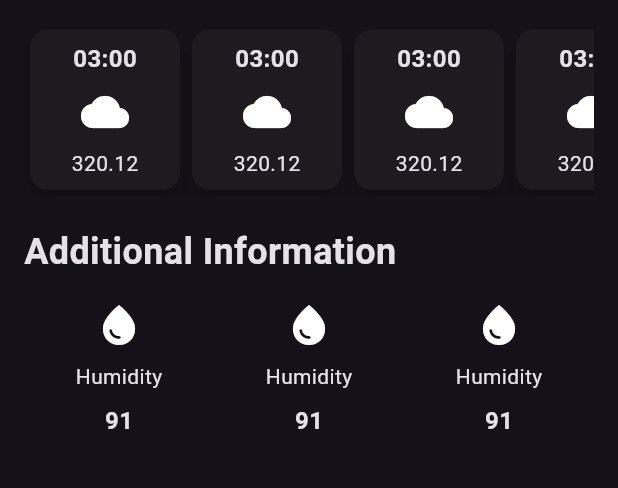
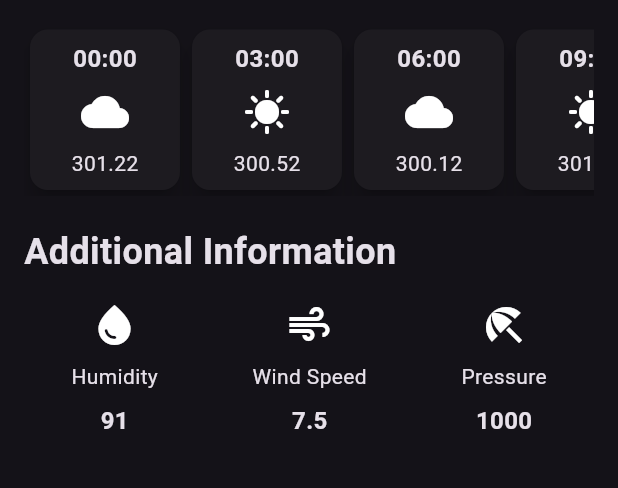
Before and after one commit to Josephus-git/weather_app, a Flutter app: the screen it shows after launch, on a phone screen of 412 x 824 dp, the part 506-994 px from its top. Run offline on Flutter 3.47's test engine with Material 3 defaults, Android fonts, the phone set to English and light mode, and no system bars.

Commit message:
completed framework

```diff
--- a/lib/additional_info_item.dart
+++ b/lib/additional_info_item.dart
@@ -1,17 +1,28 @@
 import 'package:flutter/material.dart';
 
 class AdditionalInfoItem extends StatelessWidget {
-  const AdditionalInfoItem({super.key});
+  final IconData icon;
+  final String label;
+  final String value;
+  const AdditionalInfoItem({
+    super.key,
+    required this.icon,
+    required this.label,
+    required this.value,
+  });
 
   @override
   Widget build(BuildContext context) {
     return Column(
       children: [
-        Icon(Icons.water_drop, size: 32),
+        Icon(icon, size: 32),
         const SizedBox(height: 8),
-        Text('Humidity'),
+        Text(label),
         const SizedBox(height: 8),
-        Text('91', style: TextStyle(fontSize: 16, fontWeight: FontWeight.bold)),
+        Text(
+          value,
+          style: TextStyle(fontSize: 16, fontWeight: FontWeight.bold),
+        ),
       ],
     );
   }
--- a/lib/hourly_forecast_item.dart
+++ b/lib/hourly_forecast_item.dart
@@ -1,7 +1,15 @@
 import 'package:flutter/material.dart';
 
 class HourlyForcastItem extends StatelessWidget {
-  const HourlyForcastItem({super.key});
+  final String time;
+  final String temperature;
+  final IconData icon;
+  const HourlyForcastItem({
+    super.key,
+    required this.time,
+    required this.temperature,
+    required this.icon,
+  });
 
   @override
   Widget build(BuildContext context) {
@@ -17,13 +25,16 @@ class HourlyForcastItem extends StatelessWidget {
             child: Column(
               children: [
                 Text(
-                  '03:00',
-                  style: TextStyle(fontSize: 16, fontWeight: FontWeight.bold),
+                  time,
+                  style: const TextStyle(
+                    fontSize: 16,
+                    fontWeight: FontWeight.bold,
+                  ),
                 ),
                 const SizedBox(height: 8),
-                Icon(Icons.cloud, size: 32),
+                Icon(icon, size: 32),
                 const SizedBox(height: 8),
-                Text('320.12'),
+                Text(temperature),
               ],
             ),
           ),
--- a/lib/weather_screen.dart
+++ b/lib/weather_screen.dart
@@ -71,11 +71,31 @@ class WeatherScreen extends StatelessWidget {
               scrollDirection: Axis.horizontal,
               child: Row(
                 children: [
-                  HourlyForcastItem(),
-                  HourlyForcastItem(),
-                  HourlyForcastItem(),
-                  HourlyForcastItem(),
-                  HourlyForcastItem(),
+                  HourlyForcastItem(
+                    time: '00:00',
+                    icon: Icons.cloud,
+                    temperature: '301.22',
+                  ),
+                  HourlyForcastItem(
+                    time: '03:00',
+                    icon: Icons.sunny,
+                    temperature: '300.52',
+                  ),
+                  HourlyForcastItem(
+                    time: '06:00',
+                    icon: Icons.cloud,
+                    temperature: '300.12',
+                  ),
+                  HourlyForcastItem(
+                    time: '09:00',
+                    icon: Icons.sunny,
+                    temperature: '301.22',
+                  ),
+                  HourlyForcastItem(
+                    time: '12:00',
+                    icon: Icons.cloud,
+                    temperature: '304.12',
+                  ),
                 ],
               ),
             ),
@@ -90,9 +110,21 @@ class WeatherScreen extends StatelessWidget {
             const Row(
               mainAxisAlignment: MainAxisAlignment.spaceAround,
               children: [
-                AdditionalInfoItem(),
-                AdditionalInfoItem(),
-                AdditionalInfoItem(),
+                AdditionalInfoItem(
+                  icon: Icons.water_drop,
+                  label: 'Humidity',
+                  value: '91',
+                ),
+                AdditionalInfoItem(
+                  icon: Icons.air,
+                  label: 'Wind Speed',
+                  value: '7.5',
+                ),
+                AdditionalInfoItem(
+                  icon: Icons.beach_access,
+                  label: 'Pressure',
+                  value: '1000',
+                ),
               ],
             ),
           ],
```
